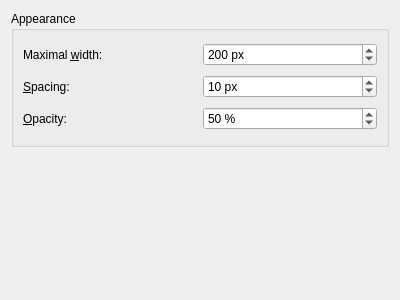
First picture: the form in effects/thumbnailaside_config.ui, repository KDE/kwin, before the edit.
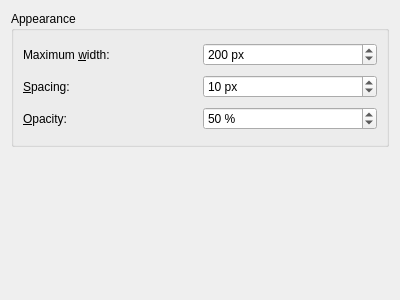
Second picture: the form after the edit. Custom widgets are drawn as their Qt base class.

Patch:
```diff
--- a/effects/thumbnailaside_config.ui
+++ b/effects/thumbnailaside_config.ui
@@ -19,7 +19,7 @@
       <item row="0" column="0" >
        <widget class="QLabel" name="label" >
         <property name="text" >
-         <string>Maximal &amp;width:</string>
+         <string>Maximum &amp;width:</string>
         </property>
         <property name="buddy" >
          <cstring>spinWidth</cstring>
```
